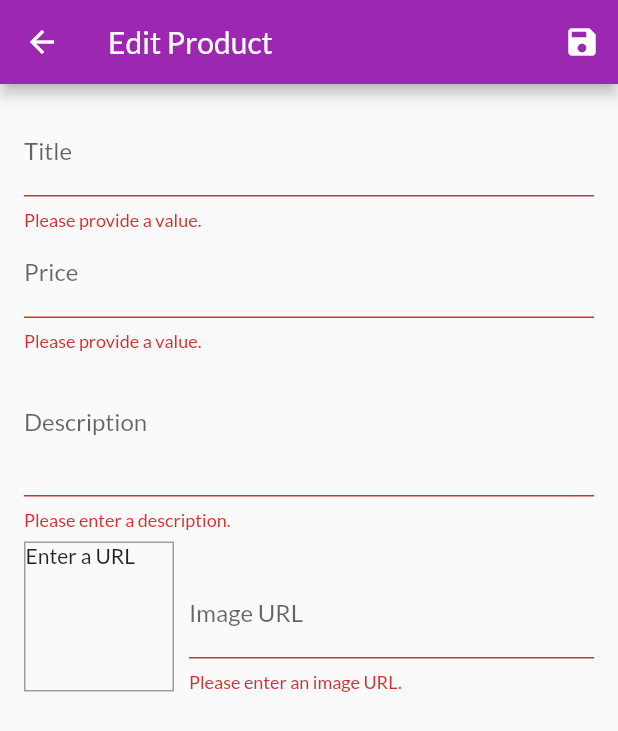
After one commit to KoKud/FluterTutorial, a Flutter app: the EditProductScreen screen opened by its route, after a tap on the "save" icon, on a phone screen of 412 x 824 dp. The commit adds this screen. Shown: the top 731 px of the screen. Run offline on Flutter 3.47's test engine with Material 2 defaults, Android fonts, the phone set to English and light mode, and no system bars; network calls fail.

Commit message:
finished section 9 shop app

```diff
--- a/flutter_guide_shop/lib/main.dart
+++ b/flutter_guide_shop/lib/main.dart
@@ -1,6 +1,7 @@
 import 'package:flutter/material.dart';
 import 'package:provider/provider.dart';
 
+import './screens/user_products_screen.dart';
 import './screens/orders_screen.dart';
 import './providers/orders.dart';
 import './screens/cart_screen.dart';
@@ -8,6 +9,7 @@
 import './screens/products_overview_screen.dart';
 import './screens/product_detail_screen.dart';
 import './providers/products.dart';
+import './screens/edit_product_screen.dart';
 
 void main() => runApp(MyApp());
 
@@ -37,6 +39,8 @@
           ProductDetailScreem.routeName: (ctx) => ProductDetailScreem(),
           CartScreen.routeName: (ctx) => CartScreen(),
           OrdersScreen.routeName: (ctx) => OrdersScreen(),
+          UserProductScreen.routeName: (ctx) => UserProductScreen(),
+          EditProductScreen.routeName: (ctx) => EditProductScreen(),
         },
       ),
     );
--- a/flutter_guide_shop/lib/providers/products.dart
+++ b/flutter_guide_shop/lib/providers/products.dart
@@ -63,8 +63,31 @@
   //   notifyListeners();
   // }
 
-  void addProduct() {
-    // _items.add(value);
+  void addProduct(Product product) {
+    final newProduct = Product(
+      id: DateTime.now().toString(),
+      title: product.title,
+      description: product.description,
+      price: product.price,
+      imageUrl: product.imageUrl,
+    );
+    _items.add(newProduct);
+    // _items.insert(0, newProduct);
+    notifyListeners();
+  }
+
+  void updateProduct(String id, Product newProduct) {
+    final prodIndex = _items.indexWhere((prod) => prod.id == id);
+    if (prodIndex >= 0) {
+      _items[prodIndex] = newProduct;
+      notifyListeners();
+    } else {
+      //...
+    }
+  }
+
+  void deleteProduct(String id) {
+    _items.removeWhere((prod) => prod.id == id);
     notifyListeners();
   }
 }
--- /dev/null
+++ b/flutter_guide_shop/lib/screens/edit_product_screen.dart
@@ -0,0 +1,255 @@
+import 'package:flutter/material.dart';
+import 'package:provider/provider.dart';
+
+import '../providers/product.dart';
+import '../providers/products.dart';
+
+class EditProductScreen extends StatefulWidget {
+  static const routeName = '/edit-product';
+  @override
+  State<EditProductScreen> createState() => _EditProductScreenState();
+}
+
+class _EditProductScreenState extends State<EditProductScreen> {
+  // final _priceFocusNode = FocusNode();
+  final _imageUrlController = TextEditingController();
+  final _imageUrlFocusNode = FocusNode();
+  final _form = GlobalKey<FormState>();
+  var _isInit = true;
+
+  var _editedProduct = Product(
+    id: null,
+    title: '',
+    description: '',
+    price: 0,
+    imageUrl: '',
+  );
+
+  var _initValues = {
+    'title': '',
+    'description': '',
+    'price': '',
+    'imageUrl': '',
+  };
+
+  @override
+  void initState() {
+    _imageUrlFocusNode.addListener(_updateImageUrl);
+    super.initState();
+  }
+
+  @override
+  void didChangeDependencies() {
+    if (_isInit) {
+      final productId = ModalRoute.of(context).settings.arguments as String;
+      if (productId != null) {
+        _editedProduct =
+            Provider.of<Products>(context, listen: false).findById(productId);
+        _initValues = {
+          'title': _editedProduct.title,
+          'description': _editedProduct.description,
+          'price': _editedProduct.price.toString(),
+          'imageUrl': _editedProduct.imageUrl,
+        };
+        _imageUrlController.text = _initValues['imageUrl'];
+      }
+    }
+    _isInit = false;
+    super.didChangeDependencies();
+  }
+
+  @override
+  void dispose() {
+    _imageUrlFocusNode.removeListener(_updateImageUrl);
+    // _priceFocusNode.dispose();
+    _imageUrlController.dispose();
+    _imageUrlFocusNode.dispose();
+    super.dispose();
+  }
+
+  void _updateImageUrl() {
+    if (!_imageUrlFocusNode.hasFocus) {
+      if (_imageUrlController.text.isEmpty ||
+          !_imageUrlController.text.startsWith('http') ||
+          (!_imageUrlController.text.endsWith('.png') &&
+              !_imageUrlController.text.endsWith('.jpg') &&
+              !_imageUrlController.text.endsWith('.jpeg'))) return;
+      setState(() {});
+    }
+  }
+
+  void _saveForm() {
+    final isValid = _form.currentState.validate();
+    if (!isValid) return;
+    _form.currentState.save();
+    if (_editedProduct.id != null) {
+      Provider.of<Products>(context, listen: false)
+          .updateProduct(_editedProduct.id, _editedProduct);
+    } else {
+      Provider.of<Products>(context, listen: false).addProduct(_editedProduct);
+    }
+
+    Navigator.of(context).pop();
+  }
+
+  @override
+  Widget build(BuildContext context) {
+    return Scaffold(
+      appBar: AppBar(
+        title: Text('Edit Product'),
+        actions: [
+          IconButton(
+            icon: Icon(Icons.save),
+            onPressed: _saveForm,
+          )
+        ],
+      ),
+      body: Padding(
+        padding: const EdgeInsets.all(16.0),
+        child: Form(
+          key: _form,
+          child: SingleChildScrollView(
+            child: Column(
+              children: [
+                TextFormField(
+                  initialValue: _initValues['title'],
+                  decoration: InputDecoration(labelText: 'Title'),
+                  textInputAction: TextInputAction.next,
+                  onSaved: (value) {
+                    _editedProduct = Product(
+                        id: _editedProduct.id,
+                        title: value,
+                        description: _editedProduct.description,
+                        price: _editedProduct.price,
+                        imageUrl: _editedProduct.imageUrl,
+                        isFavorite: _editedProduct.isFavorite);
+                  },
+                  validator: (value) {
+                    if (value.isEmpty) {
+                      return 'Please provide a value.';
+                    }
+                    return null;
+                  },
+                  // onFieldSubmitted: (_) {
+                  //   FocusScope.of(context).requestFocus(_priceFocusNode);
+                  // },
+                ),
+                TextFormField(
+                  initialValue: _initValues['price'],
+                  decoration: InputDecoration(labelText: 'Price'),
+                  textInputAction: TextInputAction.next,
+                  keyboardType: TextInputType.number,
+                  onSaved: (value) {
+                    _editedProduct = Product(
+                        id: _editedProduct.id,
+                        title: _editedProduct.title,
+                        description: _editedProduct.description,
+                        price: double.parse(value),
+                        imageUrl: _editedProduct.imageUrl,
+                        isFavorite: _editedProduct.isFavorite);
+                  },
+                  validator: (value) {
+                    if (value.isEmpty) return 'Please provide a value.';
+
+                    if (double.tryParse(value) == null)
+                      return 'Please enter a valid number.';
+
+                    if (double.parse(value) <= 0)
+                      return 'Please enter a number grater then zero.';
+
+                    return null;
+                  },
+                  // focusNode: _priceFocusNode,
+                ),
+                TextFormField(
+                  initialValue: _initValues['description'],
+                  decoration: InputDecoration(labelText: 'Description'),
+                  maxLines: 3,
+                  keyboardType: TextInputType.multiline,
+                  onSaved: (value) {
+                    _editedProduct = Product(
+                        id: _editedProduct.id,
+                        title: _editedProduct.title,
+                        description: value,
+                        price: _editedProduct.price,
+                        imageUrl: _editedProduct.imageUrl,
+                        isFavorite: _editedProduct.isFavorite);
+                  },
+                  validator: (value) {
+                    if (value.isEmpty) return 'Please enter a description.';
+
+                    if (value.length < 10)
+                      return 'Should be at least 10 characters.';
+
+                    return null;
+                  },
+                  // focusNode: _priceFocusNode,
+                ),
+                Row(
+                  crossAxisAlignment: CrossAxisAlignment.end,
+                  children: [
+                    Container(
+                      width: 100,
+                      height: 100,
+                      margin: EdgeInsets.only(top: 8, right: 10),
+                      decoration: BoxDecoration(
+                          border: Border.all(
+                        width: 1,
+                        color: Colors.grey,
+                      )),
+                      child: _imageUrlController.text.isEmpty
+                          ? Text('Enter a URL')
+                          : FittedBox(
+                              child: Image.network(
+                                _imageUrlController.text,
+                                fit: BoxFit.cover,
+                              ),
+                            ),
+                    ),
+                    Expanded(
+                      child: TextFormField(
+                        // initialValue: _initValues['imageUrl'], Cannot use if there is controller
+                        decoration: InputDecoration(labelText: "Image URL"),
+                        keyboardType: TextInputType.url,
+                        textInputAction: TextInputAction.done,
+                        controller: _imageUrlController,
+                        // onEditingComplete: () {
+                        //   setState(() {});
+                        // },
+                        focusNode: _imageUrlFocusNode,
+                        onFieldSubmitted: (_) => _saveForm(),
+                        onSaved: (value) {
+                          _editedProduct = Product(
+                              id: _editedProduct.id,
+                              title: _editedProduct.title,
+                              description: _editedProduct.description,
+                              price: _editedProduct.price,
+                              imageUrl: value,
+                              isFavorite: _editedProduct.isFavorite);
+                        },
+                        validator: (value) {
+                          if (value.isEmpty)
+                            return 'Please enter an image URL.';
+
+                          if (!value.startsWith('http'))
+                            return 'Please enter a valid URL.';
+
+                          if (!value.endsWith('.png') &&
+                              !value.endsWith('.jpg') &&
+                              !value.endsWith('.jpeg'))
+                            return 'Please enter a valid image URL.';
+
+                          return null;
+                        },
+                      ),
+                    ),
+                  ],
+                )
+              ],
+            ),
+          ),
+        ),
+      ),
+    );
+  }
+}
--- a/flutter_guide_shop/lib/widgets/app_drawer.dart
+++ b/flutter_guide_shop/lib/widgets/app_drawer.dart
@@ -1,6 +1,7 @@
 import 'package:flutter/material.dart';
 
 import '../screens/orders_screen.dart';
+import '../screens/user_products_screen.dart';
 
 class AppDrawer extends StatelessWidget {
   @override
@@ -27,6 +28,15 @@
             Navigator.of(context).pushReplacementNamed(OrdersScreen.routeName);
           },
         ),
+        Divider(),
+        ListTile(
+          leading: Icon(Icons.edit),
+          title: Text('Manage Products'),
+          onTap: () {
+            Navigator.of(context)
+                .pushReplacementNamed(UserProductScreen.routeName);
+          },
+        ),
       ]),
     );
   }
```
Also changed, not shown: flutter_guide_shop/lib/providers/cart.dart (+18 -0 lines), flutter_guide_shop/lib/screens/user_products_screen.dart (added, +45 -0 lines), flutter_guide_shop/lib/widgets/cart_item.dart (+21 -0 lines), flutter_guide_shop/lib/widgets/product_item.dart (+13 -0 lines), flutter_guide_shop/lib/widgets/user_product_item.dart (added, +40 -0 lines).
